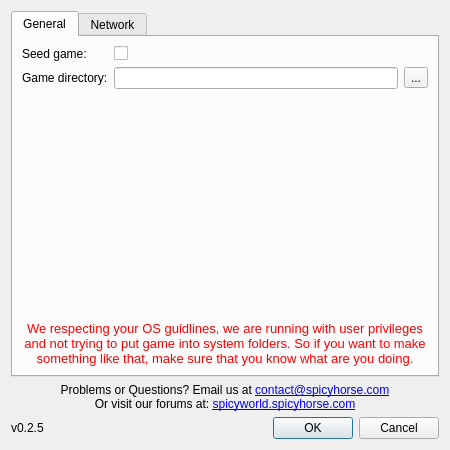
This is settingsdialog.ui in SpicyHorse/launcher as Qt 5 draws it before an edit. The edited form follows.
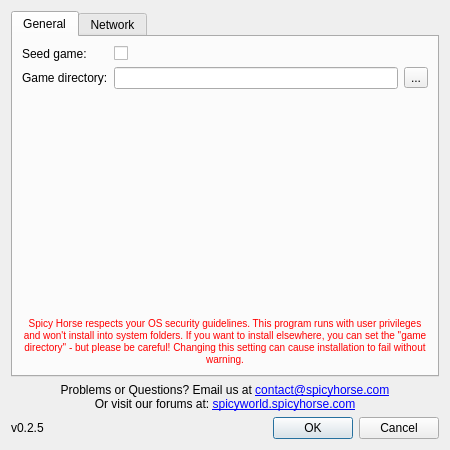
This is the edited form. Icons and pictures are not drawn.

```diff
--- a/settingsdialog.ui
+++ b/settingsdialog.ui
@@ -119,7 +119,7 @@
        <item row="3" column="0" colspan="3">
         <widget class="QLabel" name="label">
          <property name="text">
-          <string>&lt;html&gt;&lt;head/&gt;&lt;body&gt;&lt;p&gt;&lt;span style=&quot; font-size:10pt; color:#ff0000;&quot;&gt;We respecting your OS guidlines, we are running with user privileges and not trying to put game into system folders. So if you want to make something like that, make sure that you know what are you doing.&lt;/span&gt;&lt;/p&gt;&lt;/body&gt;&lt;/html&gt;</string>
+          <string>&lt;html&gt;&lt;head/&gt;&lt;body&gt;&lt;p&gt;&lt;span style=&quot; font-family:'Tahoma,Sans Serif,Arial'; font-size:small; color:#ff0000;&quot;&gt;Spicy Horse respects your OS security guidelines. This program runs with user privileges and won't install into system folders. If you want to install elsewhere, you can set the &amp;quot;game directory&amp;quot; - but please be careful! Changing this setting can cause installation to fail without warning.&lt;/span&gt;&lt;/p&gt;&lt;/body&gt;&lt;/html&gt;</string>
          </property>
          <property name="textFormat">
           <enum>Qt::RichText</enum>
```
Left out of the diff: 2 changed lines with no effect on the pictures.
